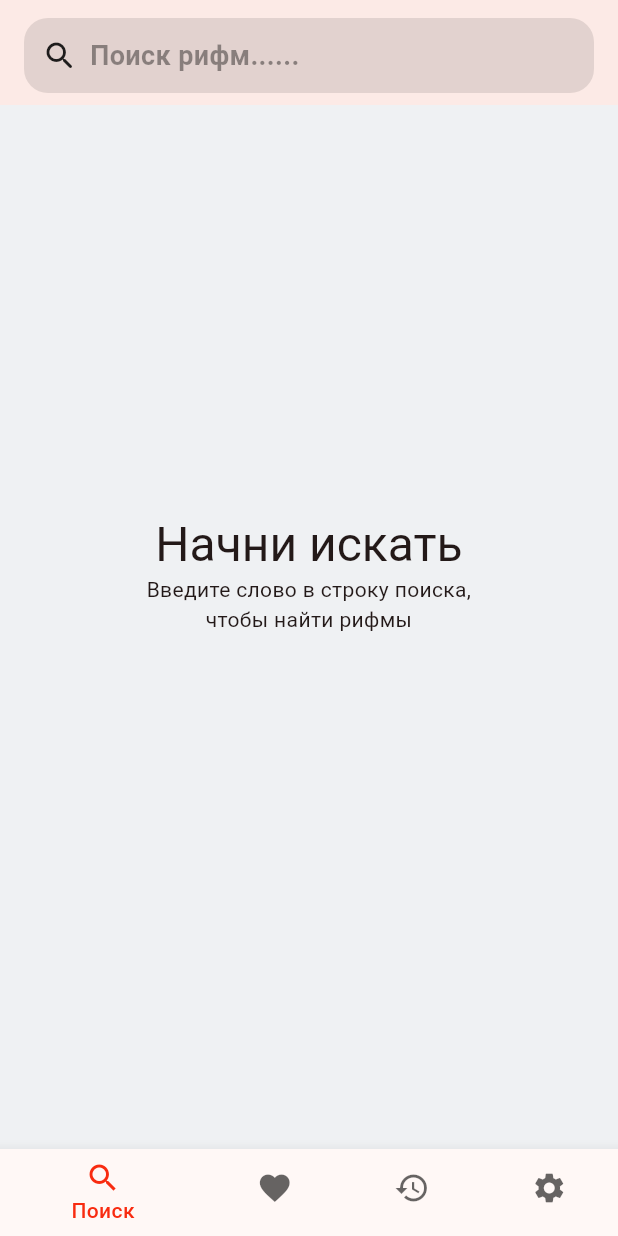
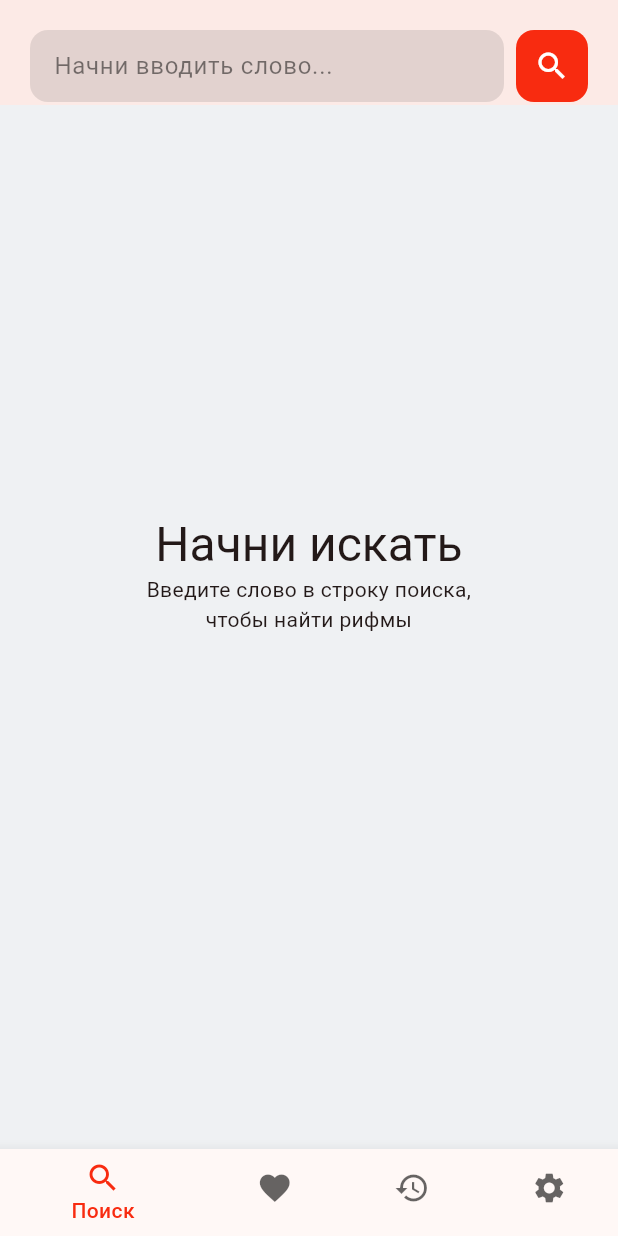
Before and after one commit to engine1c/phymer, a Flutter app: the screen it shows after launch, scrolled down 258 dp, on a phone screen of 412 x 824 dp. Run offline on Flutter 3.47's test engine with Material 3 defaults, Android fonts, the phone set to English and light mode, and no system bars; our stand-ins replace auto_route, dio, equatable, flutter_bloc, flutter_dotenv, realm and 1 more; generated files the repository leaves out were written again.

Commit message:
version: 1.0.0+12++

```diff
--- a/lib/features/favorites/bloc/favorite_rhymes_state.dart
+++ b/lib/features/favorites/bloc/favorite_rhymes_state.dart
@@ -20,9 +20,9 @@ final class FavoriteRhymesLoaded extends FavoriteRhymesState {
 
   @override
   List<Object> get props => super.props
-    ..addAll([
+    ..add(
       rhymes,
-    ]); //
+    ); //
 }
 
 final class FavoriteRhymesFailure extends FavoriteRhymesState {
--- a/lib/features/history/bloc/history_rhymes_state.dart
+++ b/lib/features/history/bloc/history_rhymes_state.dart
@@ -20,9 +20,9 @@ final class HistoryRhymesLoaded extends HistoryRhymesState {
 
   @override
   List<Object> get props => super.props
-    ..addAll([
+    ..add(
       rhymes,
-    ]); //
+    ); //
 }
 
 final class HistoryRhymesFailure extends HistoryRhymesState {
--- a/lib/features/search/bloc/rhymer_list_bloc.dart
+++ b/lib/features/search/bloc/rhymer_list_bloc.dart
@@ -1,4 +1,5 @@
 import 'dart:async';
+import 'dart:developer';
 
 import 'package:equatable/equatable.dart';
 import 'package:flutter_bloc/flutter_bloc.dart';
@@ -52,7 +53,10 @@ class RhymesListBloc extends Bloc<RhymesListEvent, RhymesListState> {
   ) async {
     try {
       final prevState = state;
-      if (prevState is! RhymesListLoaded) return;
+      if (prevState is! RhymesListLoaded) {
+        log('state is not RhymesListLoaded');
+        return;
+      }
 
       await _favoritesRepository.createOrDeleteRhymes(
           event.rhymes.toFavorite(event.query, event.favoriteWord));
--- a/lib/features/search/bloc/rhymer_list_event.dart
+++ b/lib/features/search/bloc/rhymer_list_event.dart
@@ -21,7 +21,6 @@ class ToggleFavoriteRhymes extends RhymesListEvent {
     required this.query,
     required this.favoriteWord,
     this.completer,
-    required Completer comleter,
   });
 
   final Rhymes rhymes;
--- a/lib/features/search/view/search_screen.dart
+++ b/lib/features/search/view/search_screen.dart
@@ -8,22 +8,124 @@ import 'package:rhymer/features/favorites/bloc/favorite_rhymes_bloc.dart';
 import 'package:rhymer/features/history/bloc/history_rhymes_bloc.dart';
 import 'package:rhymer/features/search/bloc/rhymer_list_bloc.dart';
 import 'package:rhymer/features/search/widgets/rhymes_list_initial_baner.dart';
-import 'package:rhymer/features/search/widgets/widgets.dart';
 import 'package:rhymer/ui/widgets/widgets.dart';
+
+// @RoutePage()
+// class SearchScreen extends StatefulWidget {
+//   const SearchScreen({
+//     super.key,
+//   });
+
+//   @override
+//   State<SearchScreen> createState() => _SearchScreenState();
+// }
+
+// // final apiURL = dotenv.env['API_URL'];
+// // final client = RhymerApiClient.create(apiURL: apiURL);
+// // final _rhymesListBloc = RhymesListBloc(apiClient: client);
+
+// class _SearchScreenState extends State<SearchScreen> {
+//   final _searchController = TextEditingController();
+
+//   @override
+//   void initState() {
+//     BlocProvider.of<HistoryRhymesBloc>(context).add(LoadHistoryRhymes());
+//     super.initState();
+//   }
+
+//   @override
+//   Widget build(BuildContext context) {
+//     return CustomScrollView(
+//       slivers: [
+//         SliverAppBar(
+//           title: const Text('Поиск'),
+//           //backgroundColor:  theme.primaryColor,
+//           pinned: true,
+//           snap: true,
+//           floating: true,
+//           elevation: 0,
+//           centerTitle: true,
+//           surfaceTintColor: Colors.transparent,
+//           bottom: PreferredSize(
+//             preferredSize: const Size.fromHeight(70),
+//             child: SearchButton(
+//               controller: _searchController,
+//               onTap: () => _showSearchBottomSheet(context),
+//             ),
+//           ),
+//         ),
+//         const SliverToBoxAdapter(
+//           child: SizedBox(
+//             height: 16,
+//           ),
+//         ),
+//         SliverToBoxAdapter(
+//           child: BlocBuilder<HistoryRhymesBloc, HistoryRhymesState>(
+//             builder: (context, state) {
+//               if (state is! HistoryRhymesLoaded) return const SizedBox();
+//               return SizedBox(
+//                 height: 100,
+//                 child: ListView.separated(
+//                   padding: const EdgeInsets.only(left: 16),
+//                   scrollDirection: Axis.horizontal,
+//                   itemCount: state.rhymes.length,
+//                   separatorBuilder: (context, index) => const SizedBox(
+//                     width: 16,
+//                   ),
+//                   itemBuilder: (context, index) {
+//                     //final rhymes = List.generate(8, (index) => 'Рифма$index');
+//                     return RhymeHistoryCard(
+//                       word: state.rhymes[index].word,
+//                       rhymes: state.rhymes[index].words,
+//                     );
+//                   },
+//                 ),
+//               );
+//             },
+//           ),
+//         ),
+//         const SliverToBoxAdapter(child: SizedBox(height: 16)),
+//         BlocConsumer<RhymesListBloc, RhymesListState>(
+//             listener: _handleRhymesListState,
+//             builder: (context, state) {
+//               if (state is RhymesListLoaded) {
+//                 final rhymesModel = state.rhymes;
+//                 final rhymes = rhymesModel.words;
+//                 return SliverList.builder(
+//                   itemCount: rhymes.length,
+//                   itemBuilder: (context, index) {
+//                     final rhyme = rhymes[index];
+//                     return RhymeListCard(
+//                       rhyme: rhyme,
+//                       isFavorite: state.isFavorite(rhyme),
+//                       onTap: () =>
+//                           _toggleFavorite(context, rhymesModel, rhyme, state),
+//                     );
+//                   },
+//                 );
+//               }
+//               if (state is RhymesListInitial) {
+//                 return const SliverFillRemaining(
+//                   child: RhymesListInitialBanner(),
+//                 );
+//               }
+//               return const SliverFillRemaining(
+//                 child: Center(
+//                   child: CircularProgressIndicator(),
+//                 ),
+//               );
+//             }),
+//       ],
+//     );
+//   }
 
 @RoutePage()
 class SearchScreen extends StatefulWidget {
-  const SearchScreen({
-    super.key,
-  });
+  const SearchScreen({super.key});
 
   @override
   State<SearchScreen> createState() => _SearchScreenState();
 }
-
-// final apiURL = dotenv.env['API_URL'];
-// final client = RhymerApiClient.create(apiURL: apiURL);
-// final _rhymesListBloc = RhymesListBloc(apiClient: client);
 
 class _SearchScreenState extends State<SearchScreen> {
   final _searchController = TextEditingController();
@@ -36,29 +138,74 @@ class _SearchScreenState extends State<SearchScreen> {
 
   @override
   Widget build(BuildContext context) {
+    final theme = Theme.of(context);
     return CustomScrollView(
       slivers: [
         SliverAppBar(
-          title: const Text('Поиск'),
-          //backgroundColor:  theme.primaryColor,
           pinned: true,
           snap: true,
           floating: true,
+          centerTitle: true,
+          title: const Text('Rhymer'),
           elevation: 0,
           surfaceTintColor: Colors.transparent,
           bottom: PreferredSize(
             preferredSize: const Size.fromHeight(70),
-            child: SearchButton(
+            child: Padding(
+              padding: const EdgeInsets.all(20),
+              child: Row(
+                children: [
+                  Expanded(
+                    child: Container(
+                      decoration: BoxDecoration(
+                        color: theme.hintColor.withOpacity(0.1),
+                        borderRadius: BorderRadius.circular(12),
+                      ),
+                      child: TextField(
                         controller: _searchController,
-              onTap: () => _showSearchBottomSheet(context),
+                        decoration: InputDecoration(
+                          hintText: 'Начни вводить слово...',
+                          hintStyle: TextStyle(
+                              color: theme.hintColor.withOpacity(0.5)),
+                          contentPadding: const EdgeInsets.symmetric(
+                            horizontal: 12,
+                          ),
+                          enabledBorder: const OutlineInputBorder(
+                            borderSide: BorderSide.none,
+                          ),
+                          border: const OutlineInputBorder(
+                            borderSide: BorderSide.none,
                           ),
                         ),
                       ),
-        const SliverToBoxAdapter(
-          child: SizedBox(
-            height: 16,
                     ),
                   ),
+                  const SizedBox(width: 8),
+                  GestureDetector(
+                    onTap: () => _onTapSearch(context),
+                    child: Container(
+                      height: 48,
+                      width: 48,
+                      decoration: BoxDecoration(
+                        color: theme.primaryColor,
+                        borderRadius: BorderRadius.circular(12),
+                      ),
+                      child: const Icon(
+                        Icons.search,
+                        color: Colors.white,
+                      ),
+                    ),
+                  ),
+                ],
+              ),
+            ),
+            // SearchButtion(
+            //   controller: _searchController,
+            //   onTap: () => _showSearchBottomSheet(context),
+            // ),
+          ),
+        ),
+        const SliverToBoxAdapter(child: SizedBox(height: 16)),
         SliverToBoxAdapter(
           child: BlocBuilder<HistoryRhymesBloc, HistoryRhymesState>(
             builder: (context, state) {
@@ -69,14 +216,13 @@ class _SearchScreenState extends State<SearchScreen> {
                   padding: const EdgeInsets.only(left: 16),
                   scrollDirection: Axis.horizontal,
                   itemCount: state.rhymes.length,
-                  separatorBuilder: (context, index) => const SizedBox(
-                    width: 16,
-                  ),
+                  separatorBuilder: (context, index) =>
+                      const SizedBox(width: 16),
                   itemBuilder: (context, index) {
-                    //final rhymes = List.generate(8, (index) => 'Рифма$index');
+                    final rhymes = state.rhymes[index];
                     return RhymeHistoryCard(
-                      word: state.rhymes[index].word,
-                      rhymes: state.rhymes[index].words,
+                      rhymes: rhymes.words,
+                      word: rhymes.word,
                     );
                   },
                 ),
@@ -99,7 +245,7 @@ class _SearchScreenState extends State<SearchScreen> {
                     rhyme: rhyme,
                     isFavorite: state.isFavorite(rhyme),
                     onTap: () =>
-                          _toggleFavorite(context, rhymesModel, rhyme, state),
+                        _toggleFavorite(context, rhymesModel, state, rhyme),
                   );
                 },
               );
@@ -114,24 +260,37 @@ class _SearchScreenState extends State<SearchScreen> {
                 child: CircularProgressIndicator(),
               ),
             );
-            }),
+          },
+        )
       ],
     );
   }
 
-  Future<void> _toggleFavorite(BuildContext context, Rhymes rhymesModel,
-      String carrnetRhyme, RhymesListLoaded state) async {
+  void _onTapSearch(BuildContext context) {
+    final bloc = BlocProvider.of<RhymesListBloc>(context);
+    final query = _searchController.text;
+    if (query.isNotEmpty) {
+      bloc.add(SearchRhymes(query: query));
+    }
+  }
+
+  Future<void> _toggleFavorite(
+    BuildContext context,
+    Rhymes rhymesModel,
+    RhymesListLoaded state,
+    String currentRhyme,
+  ) async {
     final rhymesListBloc = BlocProvider.of<RhymesListBloc>(context);
     final favoriteRhymesBloc = BlocProvider.of<FavoriteRhymesBloc>(context);
-    final comleter = Completer();
+    final completer = Completer();
 
     rhymesListBloc.add(ToggleFavoriteRhymes(
       rhymes: rhymesModel,
       query: state.query,
-      favoriteWord: carrnetRhyme,
-      comleter: comleter,
+      favoriteWord: currentRhyme,
+      completer: completer,
     ));
-    await comleter.future;
+    await completer.future;
     favoriteRhymesBloc.add(LoadFavoriteRhymes());
   }
 
@@ -144,22 +303,22 @@ class _SearchScreenState extends State<SearchScreen> {
     }
   }
 
-  Future<void> _showSearchBottomSheet(BuildContext context) async {
-    final bloc = BlocProvider.of<RhymesListBloc>(context);
-    final query = await showModalBottomSheet<String>(
-      isScrollControlled: true,
-      backgroundColor: Colors.transparent,
-      elevation: 0,
-      context: context,
-      builder: (context) => Padding(
-        padding: const EdgeInsets.only(top: 60),
-        child: SearchRhymesBottomSheet(
-          controller: _searchController,
-        ),
-      ),
-    );
-    if (query?.isNotEmpty ?? false) {
-      bloc.add(SearchRhymes(query: query!));
+  // Future<void> _showSearchBottomSheet(BuildContext context) async {
+  //   final bloc = BlocProvider.of<RhymesListBloc>(context);
+  //   final query = await showModalBottomSheet<String>(
+  //     isScrollControlled: true,
+  //     backgroundColor: Colors.transparent,
+  //     elevation: 0,
+  //     context: context,
+  //     builder: (context) => Padding(
+  //       padding: const EdgeInsets.only(top: 60),
+  //       child: SearchRhymesBottomSheet(
+  //         controller: _searchController,
+  //       ),
+  //     ),
+  //   );
+  //   if (query?.isNotEmpty ?? false) {
+  //     bloc.add(SearchRhymes(query: query!));
+  //   }
+  // }
 }
-  }
-}
--- a/lib/main.dart
+++ b/lib/main.dart
@@ -51,9 +51,6 @@ class _RhymerAppState extends State<RhymerApp> {
   Widget build(BuildContext context) {
     final historyRepository = HistoryRepository(realm: widget.realm);
     final favoritesRepository = FavoritesRepository(realm: widget.realm);
-    // historyRepository.getRhymesList().then(
-    //       (value) => print(value),
-    //     );
 
     return MultiBlocProvider(
       providers: [
```
Lines whose indentation alone changed are shown as unchanged.
